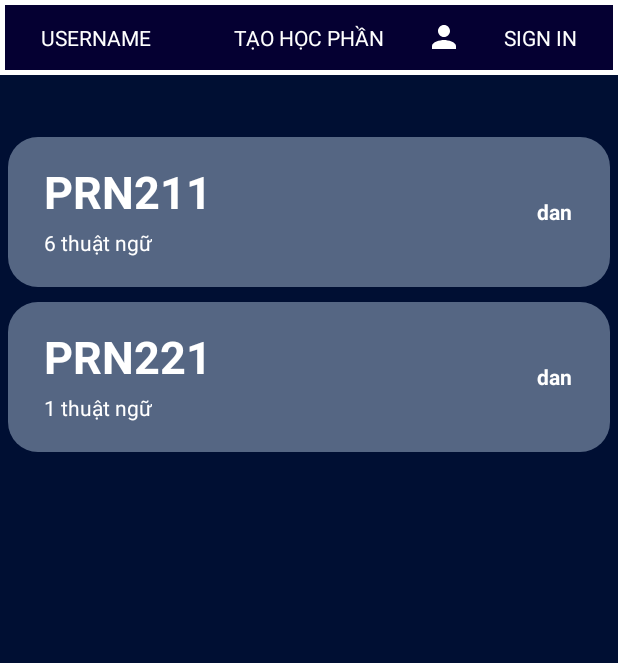
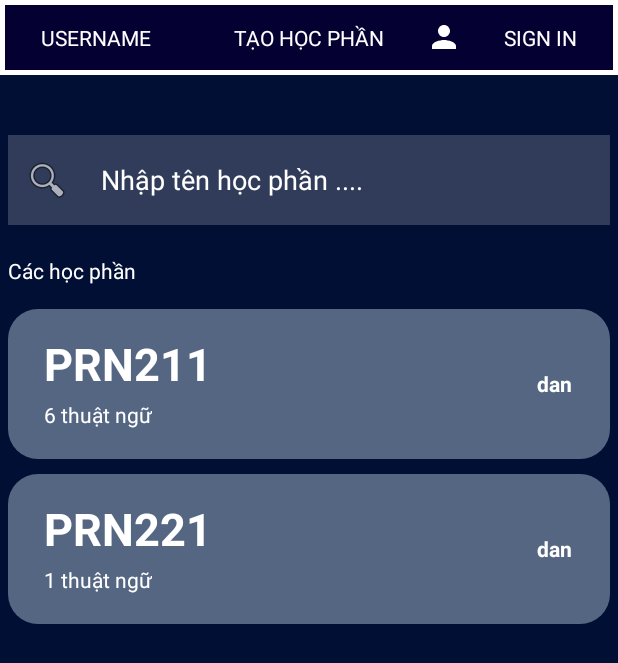
Before and after one commit to danpott555/QuizLearn, an Android app: the HomeScreenActivity screen opened directly, with no data from a screen before it, on a phone screen of 412 x 824 dp. Shown: the top 663 px of the screen. Run offline under Robolectric (Android 15) with nearby library versions, the phone set to English and light mode, and no system bars; our stand-ins replace Room's generated code; 1 statement that could not run was skipped.

Commit message:
update layout

```diff
--- a/app/src/main/java/com/smily/quizlearn/HomeScreenActivity.java
+++ b/app/src/main/java/com/smily/quizlearn/HomeScreenActivity.java
@@ -2,7 +2,10 @@ package com.smily.quizlearn;
 
 import android.content.Intent;
 import android.os.Bundle;
+import android.text.Editable;
+import android.text.TextWatcher;
 import android.view.View;
+import android.widget.EditText;
 import android.widget.LinearLayout;
 import android.widget.ScrollView;
 import android.widget.TextView;
@@ -25,31 +28,52 @@ public class HomeScreenActivity extends AppCompatActivity {
     private LinearLayout homeLinearLayout;
     private TextView tvUsername;
     private TextView tvInsertStudySet;
+    private EditText edtSearch;
     private User user;
 
     private void bindingView() {
+        edtSearch = findViewById(R.id.edtSearch);
         tvInsertStudySet = findViewById(R.id.tvInsertStudySet);
         tvUsername = findViewById(R.id.tvUsername);
         rcvMain = findViewById(R.id.rcvMain);
         homeScrView = findViewById(R.id.homeScrView);
         homeLinearLayout = findViewById(R.id.homeLinearLayout);
         homeScrView.smoothScrollTo(0, homeLinearLayout.getTop());
+
     }
 
     private void bindingAction() {
         tvInsertStudySet.setOnClickListener(this::OnTvInsertStudySetClick);
+        edtSearch.addTextChangedListener(new TextWatcher() {
+            @Override
+            public void beforeTextChanged(CharSequence charSequence, int i, int i1, int i2) {
+
+            }
+
+            @Override
+            public void onTextChanged(CharSequence charSequence, int i, int i1, int i2) {
+                cards = new ArrayList<>();
+                cards = InitDatabase.getInstance(getApplicationContext()).studySetDAO().getListBySearch(charSequence.toString());
+                rcvMain.setAdapter(new HomeScreen_Adapter(cards, getApplicationContext()));
+            }
+
+            @Override
+            public void afterTextChanged(Editable editable) {
+
+            }
+        });
     }
 
     private void OnTvInsertStudySetClick(View view) {
         Intent i = new Intent(this, AddScreenActivity.class);
-        i.putExtra("email", user.getEmail());
+        i.putExtra("user", user);
         startActivity(i);
     }
 
     private void receivingIntent() {
         Intent i = getIntent();
-        if (i.hasExtra("email")) {
-            user = InitDatabase.getInstance(this).userDAO().getUserByEmail(i.getStringExtra("email"));
+        if (i.hasExtra("user")) {
+            user = (User) i.getSerializableExtra("user");
         }
     }
 
--- a/app/src/main/java/com/smily/quizlearn/model/User.java
+++ b/app/src/main/java/com/smily/quizlearn/model/User.java
@@ -5,9 +5,11 @@ import androidx.room.Entity;
 import androidx.room.PrimaryKey;
 import androidx.room.TypeConverters;
 
+import java.io.Serializable;
+
 @Entity(tableName = "user")
 @TypeConverters({Converters.class})
-public class User {
+public class User implements Serializable {
     @PrimaryKey
     @NonNull
     private String email;
--- a/app/src/main/res/layout/activity_learning.xml
+++ b/app/src/main/res/layout/activity_learning.xml
@@ -25,9 +25,7 @@
         android:layout_height="wrap_content"
         android:layout_marginTop="16dp"
         android:layout_marginEnd="16dp"
-        android:layout_marginBottom="48dp"
         android:text="X"
-        app:layout_constraintBottom_toTopOf="@+id/fragmentContainerView2"
         app:layout_constraintEnd_toEndOf="parent"
         app:layout_constraintTop_toTopOf="parent" />
 
--- a/app/src/main/res/layout/activity_main_rcv_screen.xml
+++ b/app/src/main/res/layout/activity_main_rcv_screen.xml
@@ -5,21 +5,49 @@
     android:id="@+id/homeScrView"
     android:layout_width="match_parent"
     android:layout_height="match_parent"
-    android:background="@color/backgroundColor">
+    android:background="@color/backgroundColor"
+    android:focusableInTouchMode="true">
 
     <androidx.constraintlayout.widget.ConstraintLayout
         android:layout_width="match_parent"
         android:layout_height="wrap_content">
 
 
+        <EditText
+            android:id="@+id/edtSearch"
+            android:layout_width="match_parent"
+            android:layout_height="60dp"
+            android:layout_marginStart="5dp"
+            android:layout_marginTop="40dp"
+            android:layout_marginEnd="5dp"
+            android:background="#30ffffff"
+            android:drawableLeft="@android:drawable/ic_menu_search"
+            android:drawablePadding="20dp"
+            android:hint="Nhập tên học phần ...."
+            android:padding="10dp"
+            android:textColor="@color/white"
+            android:textColorHint="@color/white"
+            app:layout_constraintEnd_toEndOf="parent"
+            app:layout_constraintStart_toStartOf="parent"
+            app:layout_constraintTop_toBottomOf="@+id/homeLinearLayout" />
+
+        <TextView
+            android:id="@+id/textView3"
+            android:layout_width="wrap_content"
+            android:layout_height="wrap_content"
+            android:layout_marginStart="5dp"
+            android:layout_marginBottom="16dp"
+            android:text="Các học phần"
+            android:textColor="@color/white"
+            app:layout_constraintBottom_toTopOf="@+id/rcvMain"
+            app:layout_constraintStart_toStartOf="parent" />
+
         <LinearLayout
             android:id="@+id/homeLinearLayout"
             android:layout_width="match_parent"
             android:layout_height="wrap_content"
-            android:layout_marginBottom="41dp"
             android:background="@drawable/bordersolidwhite"
             android:orientation="horizontal"
-            app:layout_constraintBottom_toTopOf="@+id/rcvMain"
             app:layout_constraintEnd_toEndOf="parent"
             app:layout_constraintStart_toStartOf="parent"
             app:layout_constraintTop_toTopOf="parent">
@@ -60,10 +88,12 @@
             android:layout_width="match_parent"
             android:layout_height="wrap_content"
             android:layout_marginStart="5dp"
-            android:layout_marginTop="41dp"
+            android:layout_marginTop="156dp"
             android:layout_marginEnd="5dp"
             app:layout_constraintEnd_toEndOf="parent"
+            app:layout_constraintHorizontal_bias="0.0"
             app:layout_constraintStart_toStartOf="parent"
             app:layout_constraintTop_toBottomOf="@+id/homeLinearLayout" />
+
     </androidx.constraintlayout.widget.ConstraintLayout>
 </ScrollView>
```
Also changed, not shown: app/src/main/java/com/smily/quizlearn/LoginActivity.java (+7 -1 lines), app/src/main/res/layout/activity_learn.xml (+2 -25 lines).
